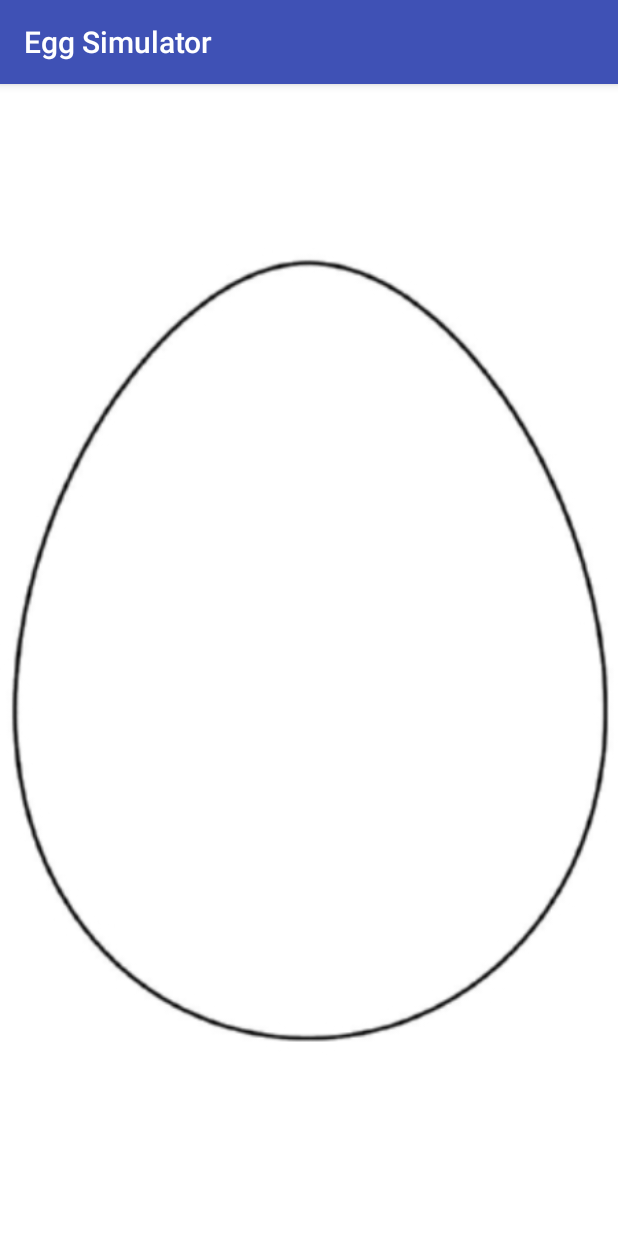
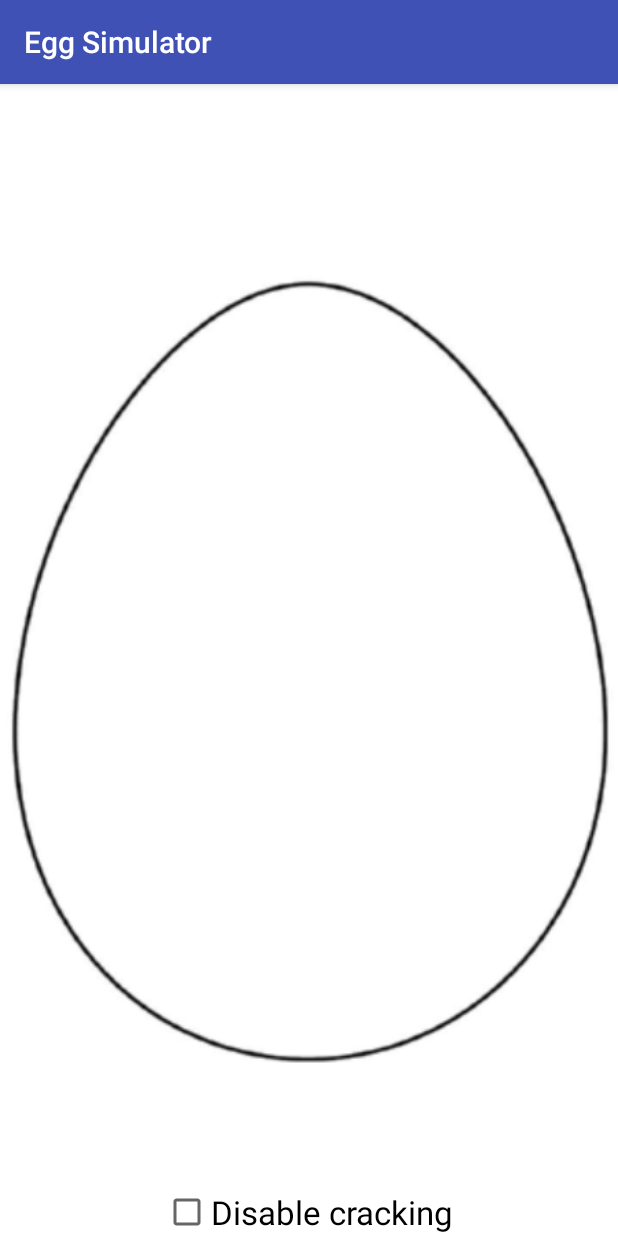
Before and after one commit to f3lixz/EggSimulatorv2, an Android app: the screen it shows after launch (MainActivity), after a tap on "CONTINUE", on a phone screen of 412 x 824 dp. Run offline under Robolectric (Android 15) with nearby library versions, the phone set to English and light mode, and no system bars; 3 other taps on this screen came first.

Commit message:
added cracking animation when opening an egg

```diff
--- a/app/src/main/res/layout/egg_opener_fragment.xml
+++ b/app/src/main/res/layout/egg_opener_fragment.xml
@@ -5,7 +5,23 @@
     <ImageView
         android:id="@+id/eggImage"
         android:layout_width="match_parent"
-        android:layout_height="match_parent"
+        android:layout_height="0dp"
+        android:layout_weight="1"
+        android:layout_marginTop="60dp"
         android:src="@drawable/egg"/>
+    <LinearLayout
+        android:layout_width="wrap_content"
+        android:layout_height="wrap_content"
+        android:layout_gravity="center_horizontal">
+        <CheckBox
+            android:id="@+id/dontCrackCheckbox"
+            android:layout_width="wrap_content"
+            android:layout_height="wrap_content"
+            android:text="@string/egg_dont_crack"
+            android:textSize="22dp"
+            android:layout_gravity="right" />
+    </LinearLayout>
+
+
 
 </LinearLayout>
--- a/app/src/main/res/values/strings.xml
+++ b/app/src/main/res/values/strings.xml
@@ -10,7 +10,7 @@
     <string name="pokepop_weight">Weight: %1$s</string>
     <string name="pokepop_length">Length: %1$s</string>
 
-    <string name="egg_dont_crack">Disable cracking: </string>
+    <string name="egg_dont_crack">Disable cracking</string>
     <string name="twokm">2 km</string>
     <string name="fivekm">5 km</string>
     <string name="tenkm">10 km</string>
```
Also changed, not shown: app/src/main/java/se/eggmaster/eggsimulator/Fragments/EggOpenerFragment.java (+21 -0 lines), app/src/main/res/drawable/egg_crack_one.jpg (added), app/src/main/res/drawable/egg_crack_two.jpg (added).
